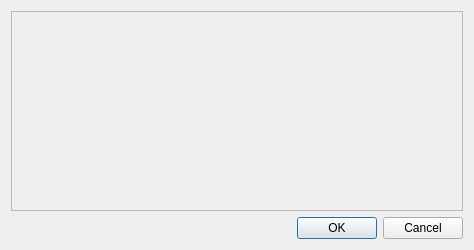
Qt form svir/ui/ui_load_output_as_layer.ui (gem/oq-irmt-qgis) before a commit.
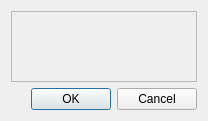
The same form after that commit. Icons and pictures are not drawn.

Commit message: Collapse taxonomies_gbx and tag_gbx when unchecked and adapt dialog size

Diff of the .ui file:
```diff
--- a/svir/ui/ui_load_output_as_layer.ui
+++ b/svir/ui/ui_load_output_as_layer.ui
@@ -6,8 +6,8 @@
    <rect>
     <x>0</x>
     <y>0</y>
-    <width>474</width>
-    <height>250</height>
+    <width>208</width>
+    <height>121</height>
    </rect>
   </property>
   <property name="windowTitle">
@@ -28,8 +28,8 @@
        <rect>
         <x>0</x>
         <y>0</y>
-        <width>454</width>
-        <height>197</height>
+        <width>188</width>
+        <height>68</height>
        </rect>
       </property>
       <layout class="QVBoxLayout" name="verticalLayout_5">
```
The commit also changes 1 other file.
